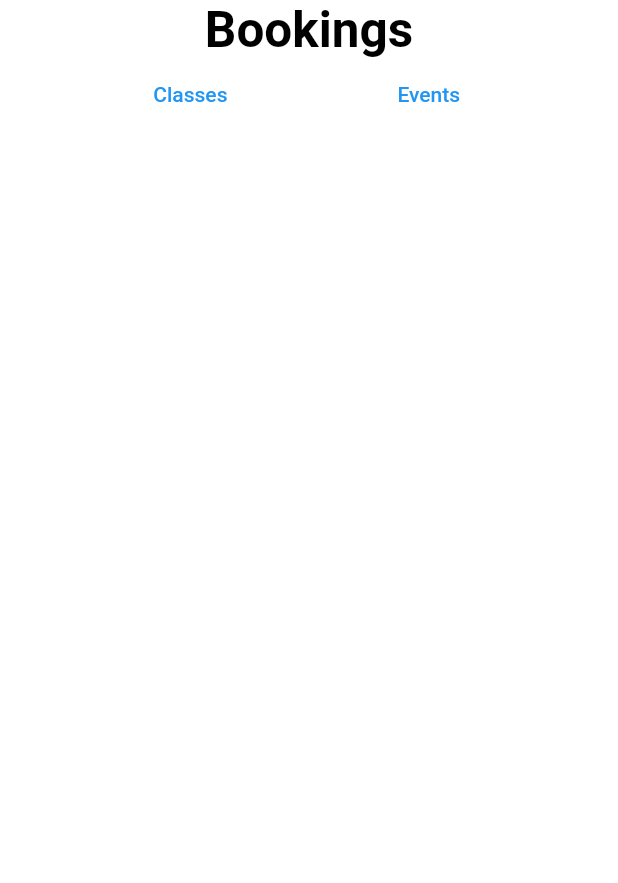
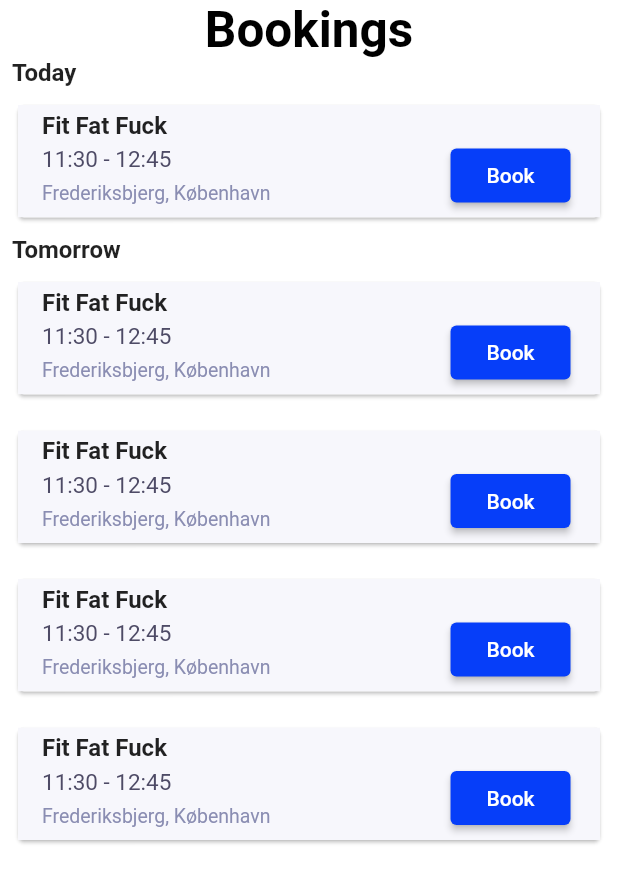
Before and after one commit to beefitten/BeefitMember.Application, a Flutter app: the screen it shows after launch, on a phone screen of 412 x 824 dp. Shown: the top 883 px of the screen. Run offline on Flutter 3.47's test engine with Material 2 defaults, Android fonts, the phone set to English and light mode, and no system bars; our stand-ins replace carousel_slider, equatable, flutter_bloc, flutter_secure_storage, flutter_svg, smooth_page_indicator; missing offline and left inert: flutter_displaymode.

Commit message:
start of the view: WOP

```diff
--- /dev/null
+++ b/lib/bookings/pages/bookings_list/bookings_list.dart
@@ -0,0 +1,131 @@
+import 'package:flutter/cupertino.dart';
+import 'package:flutter/material.dart';
+
+class Classes extends StatefulWidget {
+  const Classes({Key? key}) : super(key: key);
+
+  @override
+  _ClassesState createState() => _ClassesState();
+}
+
+class _ClassesState extends State<Classes> {
+  bool _isBooked = false;
+
+  handleBook() {
+    setState(() {
+      _isBooked = !_isBooked;
+    });
+  }
+
+  @override
+  Widget build(BuildContext context) {
+    final green = Color.fromRGBO(0, 186, 136, 1);
+    final blue = Color.fromRGBO(6, 62, 249, 1);
+
+    String className = "Fit Fat Fuck";
+    String timeStart = "11:30";
+    String timeEnd = "12:45";
+    String place = "Frederiksbjerg";
+    String city = "København";
+
+    String topicHeaderText = "Bookings";
+
+    final topic = Text("$topicHeaderText",
+        textAlign: TextAlign.center,
+        style: TextStyle(
+          color: Colors.black,
+          fontSize: MediaQuery.of(context).size.height * 0.04,
+          fontWeight: FontWeight.bold,
+        ));
+
+    final generalText = (String txt) => Padding(
+      padding: const EdgeInsets.fromLTRB(8, 0, 0, 0),
+      child: Text(
+            txt,
+            style: TextStyle(
+              fontWeight: FontWeight.bold,
+              fontSize: 16.0,
+            ),
+          ),
+    );
+
+    final generalHeaderText = (String txt) => Text(
+          txt,
+          style: TextStyle(
+            fontWeight: FontWeight.bold,
+            fontSize: 16.0,
+          ),
+        );
+
+    final subtext = (String txt) => Padding(
+      padding: EdgeInsets.only(bottom: 6.0),
+      child: Text(
+            txt,
+            style:
+                TextStyle(fontSize: 15.0, color: Color.fromRGBO(78, 75, 102, 1)),
+          ),
+    );
+
+    final locationText = (String txt) => Text(
+          txt,
+          style: TextStyle(
+              fontSize: 13.0, color: Color.fromRGBO(138, 141, 178, 1)),
+        );
+
+    final bookBtn = ElevatedButton(
+      onPressed: () {
+        handleBook();
+      },
+      child: Text(this._isBooked ? "Booked" : "Book"),
+      style: ElevatedButton.styleFrom(primary: _isBooked ? green : blue),
+
+    );
+
+    final list = Column(
+      children: [
+        Padding(
+          padding: const EdgeInsets.all(8.0),
+          child: Card(
+            child: ListTile(
+                title: generalHeaderText("$className"),
+                subtitle: Row(
+                  mainAxisAlignment: MainAxisAlignment.start,
+                  children: [
+                    Column(
+                      children: [
+                        Row(
+                          children: [subtext("$timeStart - $timeEnd")],
+                        ),
+                        locationText("$place, $city")
+                      ],
+                      mainAxisAlignment: MainAxisAlignment.start,
+                      crossAxisAlignment: CrossAxisAlignment.start,
+                    ),
+                    SizedBox(width: 120.0,),
+                    SizedBox(child: bookBtn, width: 80.0)
+                  ],
+                ),
+                tileColor: Color.fromRGBO(247, 247, 252, 1)),
+          ),
+        ),
+      ],
+    );
+
+    return Scaffold(
+      backgroundColor: Colors.white,
+      body: ListView(
+        shrinkWrap: true,
+        children: <Widget>[
+          topic,
+          generalText("Today"),
+          list,
+          generalText("Tomorrow"),
+          list,
+          list,
+          list,
+          list,
+        ],
+      ),
+    );
+  }
+}
--- a/lib/main.dart
+++ b/lib/main.dart
@@ -1,3 +1,4 @@
+import 'package:beefitmember_application/bookings/pages/bookings_list/bookings_list.dart';
 import 'package:beefitmember_application/bookings/pages/your_bookings.dart';
 import 'package:beefitmember_application/user/bloc/login_bloc.dart';
 import 'package:beefitmember_application/user/bloc/login_state.dart';
@@ -27,7 +28,7 @@ class MyApp extends StatelessWidget {
       child: MaterialApp(
         title: 'Beefit Member',
         routes: {
-          '/': (context) => YourBookings(),
+          '/': (context) => Classes(),
           '/contacts': (context) => Contact(),
           '/login': (context) => Login(),
           '/nav': (context) => Nav(),
```
